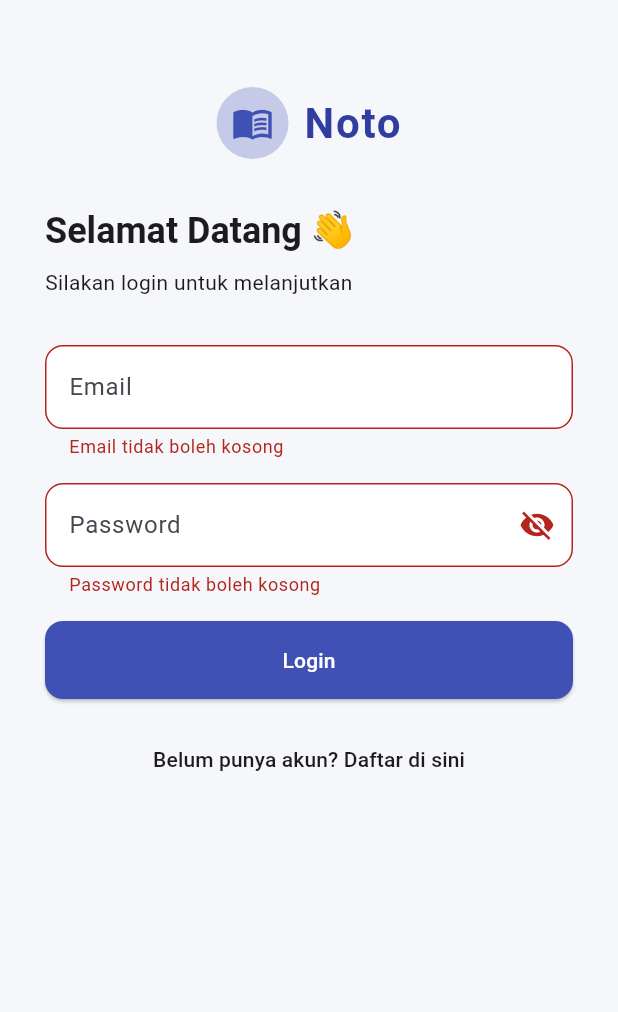
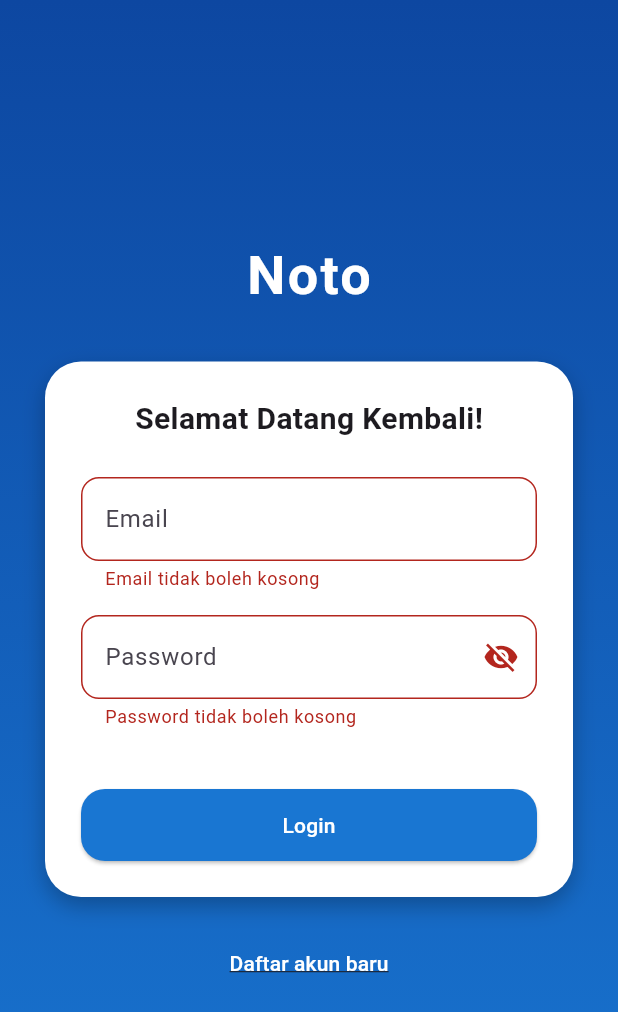
Before and after one commit to Ryssblue/Noto-App, a Flutter app: the screen it shows after launch, after a tap on "Login", on a phone screen of 412 x 824 dp. Shown: the top 1012 px of the screen. Run offline on Flutter 3.47's test engine with Material 3 defaults, Android fonts, the phone set to English and light mode, and no system bars; our stand-ins replace device_preview, shared_preferences.

Commit message:
splash screen

```diff
--- a/lib/main.dart
+++ b/lib/main.dart
@@ -1,5 +1,5 @@
 import 'package:flutter/material.dart';
-import 'pages/auth_page.dart';
+import 'pages/splash_screen.dart';
 import 'package:device_preview/device_preview.dart';
 import 'package:flutter/foundation.dart';
 
@@ -56,7 +56,7 @@ class MyApp extends StatelessWidget {
       ),
 
       themeMode: ThemeMode.system, // Mengikuti sistem (otomatis dark/light)
-      home: const AuthPage(),
+      home: const SplashScreen(),
     );
   }
 }
--- a/lib/pages/auth_page.dart
+++ b/lib/pages/auth_page.dart
@@ -12,6 +12,7 @@ class AuthPage extends StatefulWidget {
 class _AuthPageState extends State<AuthPage> {
   final _formKey = GlobalKey<FormState>();
   bool isLogin = true;
+
   final nameController = TextEditingController();
   final emailController = TextEditingController();
   final passwordController = TextEditingController();
@@ -21,9 +22,7 @@ class _AuthPageState extends State<AuthPage> {
   bool obscureConfirmPassword = true;
 
   void _toggleForm() {
-    setState(() {
-      isLogin = !isLogin;
-    });
+    setState(() => isLogin = !isLogin);
   }
 
   Future<void> _handleSubmit() async {
@@ -34,15 +33,7 @@ class _AuthPageState extends State<AuthPage> {
       final password = passwordController.text.trim();
       final confirmPassword = confirmPasswordController.text.trim();
 
-      if (email.isEmpty || password.isEmpty) {
-        ScaffoldMessenger.of(context).showSnackBar(
-          const SnackBar(content: Text('Email dan password tidak boleh kosong')),
-        );
-        return;
-      }
-
       if (isLogin) {
-        // Ambil data dari SharedPreferences
         final savedEmail = prefs.getString('user_email');
         final savedPassword = prefs.getString('user_password');
 
@@ -52,32 +43,27 @@ class _AuthPageState extends State<AuthPage> {
             MaterialPageRoute(builder: (_) => const HomePage()),
           );
         } else {
-          ScaffoldMessenger.of(
-            context,
-          ).showSnackBar(const SnackBar(content: Text('Login gagal!')));
+          ScaffoldMessenger.of(context).showSnackBar(
+              const SnackBar(content: Text('Login gagal!')));
         }
       } else {
         if (name.isEmpty) {
           ScaffoldMessenger.of(context).showSnackBar(
-            const SnackBar(content: Text('Nama tidak boleh kosong')),
-          );
+              const SnackBar(content: Text('Nama tidak boleh kosong')));
           return;
         }
         if (password != confirmPassword) {
-          ScaffoldMessenger.of(
-            context,
-          ).showSnackBar(const SnackBar(content: Text('Password tidak cocok')));
+          ScaffoldMessenger.of(context).showSnackBar(
+              const SnackBar(content: Text('Password tidak cocok')));
           return;
         }
 
-        // Simpan data ke SharedPreferences
         await prefs.setString('user_name', name);
         await prefs.setString('user_email', email);
         await prefs.setString('user_password', password);
 
         ScaffoldMessenger.of(context).showSnackBar(
-          const SnackBar(content: Text('Registrasi berhasil! Silakan login.')),
-        );
+            const SnackBar(content: Text('Registrasi berhasil! Silakan login.')));
         setState(() => isLogin = true);
       }
     }
@@ -85,83 +71,74 @@ class _AuthPageState extends State<AuthPage> {
 
   @override
   Widget build(BuildContext context) {
-    final theme = Theme.of(context);
-    final isDark = theme.brightness == Brightness.dark;
-
     return Scaffold(
-      backgroundColor: theme.scaffoldBackgroundColor,
-      body: Padding(
-        padding: const EdgeInsets.symmetric(horizontal: 30, vertical: 48),
+      body: Container(
+        width: double.infinity,
+        decoration: const BoxDecoration(
+          gradient: LinearGradient(
+            colors: [Color(0xFF0D47A1), Color(0xFF1976D2)],
+            begin: Alignment.topCenter,
+            end: Alignment.bottomCenter,
+          ),
+        ),
+        child: Center(
+          child: SingleChildScrollView(
+            padding: const EdgeInsets.symmetric(horizontal: 30, vertical: 40),
             child: Form(
               key: _formKey,
-        child: SingleChildScrollView(
               child: Column(
-            crossAxisAlignment: CrossAxisAlignment.start,
                 children: [
-              Center(
-                child: Padding(
-                  padding: const EdgeInsets.only(top: 10),
-                  child: Row(
-                    mainAxisSize: MainAxisSize.min,
-                    children: [
-                      Container(
-                        padding: const EdgeInsets.all(10),
-                        decoration: BoxDecoration(
-                          shape: BoxShape.circle,
-                          color: Colors.indigo[100],
-                        ),
-                        child: const Icon(
-                          Icons.menu_book,
-                          color: Colors.indigo,
-                          size: 28,
+                  const Text(
+                    'Noto',
+                    style: TextStyle(
+                      color: Colors.white,
+                      fontSize: 36,
+                      fontWeight: FontWeight.bold,
+                      letterSpacing: 1.5,
                     ),
                   ),
-
-                      const SizedBox(width: 10),
-                      Text(
-                        'Noto',
-                        style: TextStyle(
-                          fontSize: 28,
-                          fontWeight: FontWeight.bold,
-                          color: isDark ? Colors.white : Colors.indigo[700],
-                          letterSpacing: 1.2,
-                        ),
+                  const SizedBox(height: 32),
+                  Container(
+                    padding: const EdgeInsets.all(24),
+                    decoration: BoxDecoration(
+                      color: Colors.white,
+                      borderRadius: BorderRadius.circular(24),
+                      boxShadow: [
+                        BoxShadow(
+                          color: Colors.black26,
+                          blurRadius: 12,
+                          offset: Offset(0, 6),
                         ),
                       ],
                     ),
-                ),
-              ),
-
-              const SizedBox(height: 32),
-
+                    child: Column(
+                      children: [
                         Text(
-                isLogin ? 'Selamat Datang 👋' : 'Buat Akun Baru 📝',
-                style: theme.textTheme.headlineSmall?.copyWith(
+                          isLogin
+                              ? 'Selamat Datang Kembali!'
+                              : 'Buat Akun Baru',
+                          style: const TextStyle(
+                            fontSize: 20,
                             fontWeight: FontWeight.bold,
                           ),
                         ),
-              const SizedBox(height: 8),
-              Text(
-                isLogin
-                    ? 'Silakan login untuk melanjutkan'
-                    : 'Isi data untuk daftar akun',
-                style: theme.textTheme.bodyMedium,
-              ),
-              const SizedBox(height: 32),
+                        const SizedBox(height: 24),
 
-              if (!isLogin) ...[
+                        if (!isLogin)
+                          Column(
+                            children: [
                               TextFormField(
                                 controller: nameController,
-                    decoration: const InputDecoration(hintText: 'Nama lengkap'),
-                    validator: (value) {
-                      if (value == null || value.trim().isEmpty) {
-                        return 'Nama tidak boleh kosong';
-                      }
-                      return null;
-                    },
+                                decoration: const InputDecoration(
+                                  hintText: 'Nama Lengkap',
+                                ),
+                                validator: (value) => value == null || value.isEmpty
+                                    ? 'Nama tidak boleh kosong'
+                                    : null,
                               ),
                               const SizedBox(height: 16),
                             ],
+                          ),
 
                         TextFormField(
                           controller: emailController,
@@ -170,16 +147,14 @@ class _AuthPageState extends State<AuthPage> {
                             if (value == null || value.trim().isEmpty) {
                               return 'Email tidak boleh kosong';
                             }
-                    // Opsional: validasi format email
-                    if (!RegExp(r'\S+@\S+\.\S+').hasMatch(value)) {
-                      return 'Masukkan format email yang valid';
+                            if (!RegExp(r'\S+@\S+\.\S+').hasMatch(value.trim())) {
+                              return 'Format email tidak valid';
                             }
                             return null;
                           },
                         ),
                         const SizedBox(height: 16),
 
-              // ...existing code...
                         TextFormField(
                           controller: passwordController,
                           obscureText: obscurePassword,
@@ -187,7 +162,9 @@ class _AuthPageState extends State<AuthPage> {
                             hintText: 'Password',
                             suffixIcon: IconButton(
                               icon: Icon(
-                      obscurePassword ? Icons.visibility_off : Icons.visibility,
+                                obscurePassword
+                                    ? Icons.visibility_off
+                                    : Icons.visibility,
                               ),
                               onPressed: () {
                                 setState(() {
@@ -196,21 +173,19 @@ class _AuthPageState extends State<AuthPage> {
                               },
                             ),
                           ),
-                validator: (value) {
-                  if (value == null || value.trim().isEmpty) {
-                    return 'Password tidak boleh kosong';
-                  }
-                  return null;
-                },
+                          validator: (value) =>
+                              value == null || value.isEmpty
+                                  ? 'Password tidak boleh kosong'
+                                  : null,
                         ),
                         const SizedBox(height: 16),
 
-              if (!isLogin) ...[
+                        if (!isLogin)
                           TextFormField(
                             controller: confirmPasswordController,
                             obscureText: obscureConfirmPassword,
                             decoration: InputDecoration(
-                    hintText: 'Konfirmasi password',
+                              hintText: 'Konfirmasi Password',
                               suffixIcon: IconButton(
                                 icon: Icon(
                                   obscureConfirmPassword
@@ -219,35 +194,33 @@ class _AuthPageState extends State<AuthPage> {
                                 ),
                                 onPressed: () {
                                   setState(() {
-                          obscureConfirmPassword = !obscureConfirmPassword;
+                                    obscureConfirmPassword =
+                                        !obscureConfirmPassword;
                                   });
                                 },
                               ),
                             ),
                             validator: (value) {
-                    if (!isLogin) {
-                      if (value == null || value.trim().isEmpty) {
+                              if (value == null || value.isEmpty) {
                                 return 'Konfirmasi password tidak boleh kosong';
                               }
                               if (value != passwordController.text) {
                                 return 'Password tidak cocok';
                               }
-                    }
                               return null;
                             },
                           ),
-                const SizedBox(height: 16),
-              ],
 
+                        const SizedBox(height: 24),
                         SizedBox(
                           width: double.infinity,
                           child: ElevatedButton(
                             onPressed: _handleSubmit,
                             style: ElevatedButton.styleFrom(
-                    backgroundColor: Colors.indigo,
-                    padding: const EdgeInsets.symmetric(vertical: 16),
+                              backgroundColor: const Color(0xFF1976D2),
+                              padding: const EdgeInsets.symmetric(vertical: 14),
                               shape: RoundedRectangleBorder(
-                      borderRadius: BorderRadius.circular(12),
+                                borderRadius: BorderRadius.circular(16),
                               ),
                             ),
                             child: Text(
@@ -256,25 +229,29 @@ class _AuthPageState extends State<AuthPage> {
                             ),
                           ),
                         ),
-              const SizedBox(height: 16),
-
-              Center(
-                child: TextButton(
+                      ],
+                    ),
+                  ),
+                  const SizedBox(height: 20),
+                  TextButton(
                     onPressed: _toggleForm,
                     child: Text(
                       isLogin
-                        ? 'Belum punya akun? Daftar di sini'
+                          ? 'Daftar akun baru'
                           : 'Sudah punya akun? Login di sini',
-                    style: TextStyle(color: theme.textTheme.bodyMedium?.color),
+                      style: const TextStyle(
+                        color: Colors.white,
+                        fontWeight: FontWeight.w500,
+                        decoration: TextDecoration.underline,
                       ),
                     ),
                   ),
                 ],
-            )
+              ),
+            ),
           ),
         ),
       ),
     );
-
   }
 }
--- /dev/null
+++ b/lib/pages/splash_screen.dart
@@ -0,0 +1,93 @@
+import 'package:flutter/material.dart';
+import 'auth_page.dart';
+
+class SplashScreen extends StatefulWidget {
+  const SplashScreen({super.key});
+
+  @override
+  State<SplashScreen> createState() => _SplashScreenState();
+}
+
+class _SplashScreenState extends State<SplashScreen>
+    with SingleTickerProviderStateMixin {
+  late AnimationController _controller;
+  late Animation<double> _animation;
+
+  @override
+  void initState() {
+    super.initState();
+
+    // Animasi Fade In
+    _controller = AnimationController(
+      vsync: this,
+      duration: const Duration(milliseconds: 1500),
+    );
+
+    _animation = CurvedAnimation(
+      parent: _controller,
+      curve: Curves.easeInOut,
+    );
+
+    _controller.forward();
+
+    // Pindah ke halaman utama setelah delay
+    Future.delayed(const Duration(seconds: 3), () {
+      Navigator.pushReplacement(
+        context,
+        MaterialPageRoute(builder: (_) => const AuthPage()),
+      );
+    });
+  }
+
+  @override
+  void dispose() {
+    _controller.dispose();
+    super.dispose();
+  }
+
+  @override
+  Widget build(BuildContext context) {
+    return Scaffold(
+      body: Container(
+        decoration: const BoxDecoration(
+          gradient: LinearGradient(
+            colors: [
+              Color(0xFF0D47A1), // biru tua
+              Color(0xFF1976D2), // biru terang sedikit
+            ],
+            begin: Alignment.topLeft,
+            end: Alignment.bottomRight,
+          ),
+        ),
+        child: Center(
+          child: FadeTransition(
+            opacity: _animation,
+            child: Column(
+              mainAxisSize: MainAxisSize.min,
+              children: const [
+                Text(
+                  'Noto',
+                  style: TextStyle(
+                    fontSize: 48,
+                    fontWeight: FontWeight.bold,
+                    color: Colors.white,
+                    letterSpacing: 2,
+                  ),
+                ),
+                SizedBox(height: 12),
+                Text(
+                  'Simpan, Ingat, Selesaikan.',
+                  style: TextStyle(
+                    fontSize: 18,
+                    color: Colors.white70,
+                    fontStyle: FontStyle.italic,
+                  ),
+                ),
+              ],
+            ),
+          ),
+        ),
+      ),
+    );
+  }
+}
```
Lines whose indentation alone changed are shown as unchanged.
